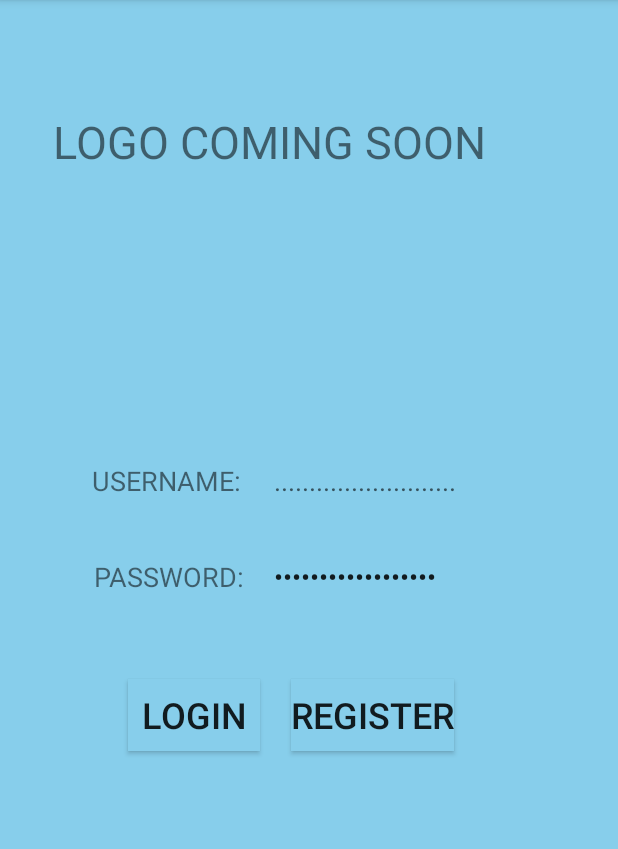
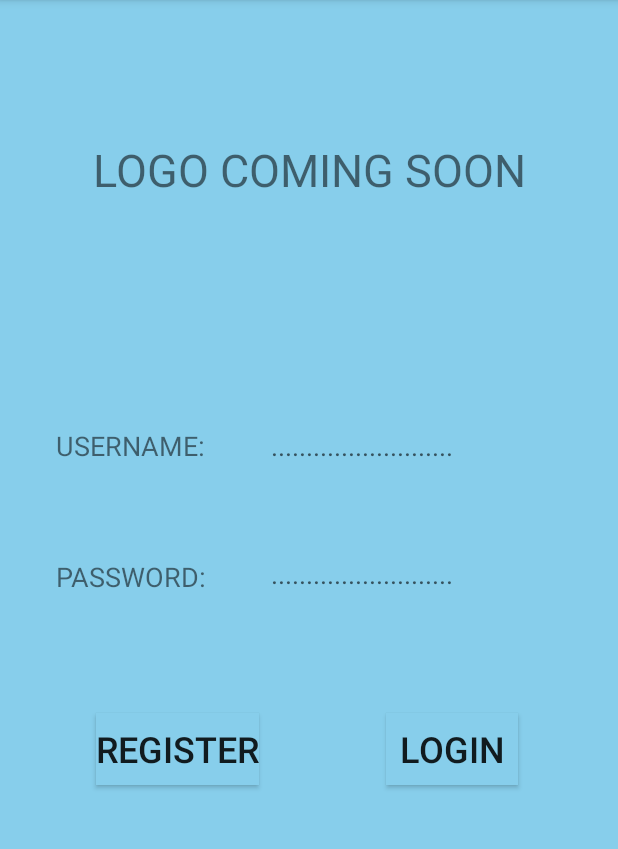
Before and after one commit to hiltonharyono/TugasBesarPBP, an Android app: the screen it shows after launch (MainActivity), on a phone screen of 412 x 824 dp, the part 84-933 px from its top. Run offline under Robolectric (Android 15) with nearby library versions, the phone set to English and light mode, and no system bars.

Commit message:
design xml

```diff
--- a/app/src/main/res/layout/activity_main.xml
+++ b/app/src/main/res/layout/activity_main.xml
@@ -5,89 +5,128 @@
     android:layout_width="match_parent"
     android:layout_height="match_parent"
     android:background="#87CEEB"
-    tools:context=".MainActivity">
+    tools:context=".MainActivity"
+    tools:layout_editor_absoluteY="25dp">
 
     <TextView
         android:id="@+id/TxtUsername"
         android:layout_width="wrap_content"
         android:layout_height="wrap_content"
-        android:layout_marginBottom="39dp"
-        android:layout_marginEnd="21dp"
+        android:layout_marginBottom="8dp"
+        android:layout_marginEnd="8dp"
+        android:layout_marginStart="8dp"
+        android:layout_marginTop="8dp"
         android:text="USERNAME:"
         android:textSize="18sp"
-        app:layout_constraintBottom_toTopOf="@+id/etPassword"
-        app:layout_constraintEnd_toStartOf="@+id/etUsername" />
+        app:layout_constraintBottom_toBottomOf="parent"
+        app:layout_constraintEnd_toEndOf="parent"
+        app:layout_constraintHorizontal_bias="0.099"
+        app:layout_constraintStart_toStartOf="parent"
+        app:layout_constraintTop_toTopOf="parent"
+        app:layout_constraintVertical_bias="0.38" />
 
     <TextView
         android:id="@+id/etPassword"
         android:layout_width="wrap_content"
         android:layout_height="wrap_content"
-        android:layout_marginEnd="19dp"
+        android:layout_marginBottom="8dp"
+        android:layout_marginEnd="8dp"
+        android:layout_marginStart="8dp"
+        android:layout_marginTop="8dp"
         android:text="PASSWORD:"
         android:textSize="18sp"
-        app:layout_constraintBaseline_toBaselineOf="@+id/etPassword"
-        app:layout_constraintEnd_toStartOf="@+id/etPassword" />
+        app:layout_constraintBottom_toBottomOf="parent"
+        app:layout_constraintEnd_toEndOf="parent"
+        app:layout_constraintHorizontal_bias="0.1"
+        app:layout_constraintStart_toStartOf="parent"
+        app:layout_constraintTop_toTopOf="parent" />
 
     <EditText
         android:id="@+id/etUsername"
         android:layout_width="wrap_content"
         android:layout_height="wrap_content"
-        android:layout_marginEnd="16dp"
+        android:layout_marginBottom="8dp"
+        android:layout_marginEnd="8dp"
+        android:layout_marginStart="8dp"
+        android:layout_marginTop="8dp"
         android:background="#87CEEB"
         android:ems="10"
         android:hint=".........................."
         android:inputType="textPersonName"
-        app:layout_constraintBaseline_toBaselineOf="@+id/TxtUsername"
+        app:layout_constraintBottom_toBottomOf="parent"
         app:layout_constraintEnd_toEndOf="parent"
-        tools:text=".................." />
+        app:layout_constraintHorizontal_bias="0.947"
+        app:layout_constraintStart_toStartOf="parent"
+        app:layout_constraintTop_toTopOf="parent"
+        app:layout_constraintVertical_bias="0.38" />
 
     <EditText
         android:id="@+id/etPassword"
         android:layout_width="wrap_content"
-        android:layout_height="wrap_content"
-        android:layout_marginEnd="16dp"
+        android:layout_height="21dp"
+        android:layout_marginBottom="8dp"
+        android:layout_marginEnd="8dp"
+        android:layout_marginStart="8dp"
+        android:layout_marginTop="8dp"
         android:background="#87CEEB"
         android:ems="10"
         android:hint=".........................."
         android:inputType="textPassword"
-        android:text=".................."
         app:layout_constraintBottom_toBottomOf="parent"
         app:layout_constraintEnd_toEndOf="parent"
+        app:layout_constraintHorizontal_bias="0.947"
+        app:layout_constraintStart_toStartOf="parent"
         app:layout_constraintTop_toTopOf="parent" />
 
     <Button
         android:id="@+id/Login"
         android:layout_width="wrap_content"
         android:layout_height="wrap_content"
-        android:layout_marginEnd="9dp"
+        android:layout_marginBottom="8dp"
+        android:layout_marginEnd="8dp"
+        android:layout_marginStart="8dp"
+        android:layout_marginTop="8dp"
         android:background="#87CEEB"
         android:text="Login"
         android:textSize="24sp"
-        app:layout_constraintBaseline_toBaselineOf="@+id/Register"
-        app:layout_constraintEnd_toStartOf="@+id/etPassword" />
+        app:layout_constraintBottom_toBottomOf="parent"
+        app:layout_constraintEnd_toEndOf="parent"
+        app:layout_constraintHorizontal_bias="0.81"
+        app:layout_constraintStart_toStartOf="parent"
+        app:layout_constraintTop_toTopOf="parent"
+        app:layout_constraintVertical_bias="0.664" />
 
     <Button
         android:id="@+id/Register"
         android:layout_width="wrap_content"
         android:layout_height="wrap_content"
-        android:layout_marginEnd="112dp"
-        android:layout_marginStart="111dp"
-        android:layout_marginTop="56dp"
+        android:layout_marginBottom="8dp"
+        android:layout_marginEnd="8dp"
+        android:layout_marginStart="8dp"
+        android:layout_marginTop="8dp"
         android:background="#87CEEB"
         android:text="Register"
         android:textSize="24sp"
+        app:layout_constraintBottom_toBottomOf="parent"
         app:layout_constraintEnd_toEndOf="parent"
-        app:layout_constraintStart_toStartOf="@+id/Login"
-        app:layout_constraintTop_toBottomOf="@+id/etPassword" />
+        app:layout_constraintHorizontal_bias="0.196"
+        app:layout_constraintStart_toStartOf="parent"
+        app:layout_constraintTop_toTopOf="parent"
+        app:layout_constraintVertical_bias="0.664" />
 
     <TextView
         android:id="@+id/textView18"
         android:layout_width="wrap_content"
         android:layout_height="wrap_content"
-        android:layout_marginStart="35dp"
-        android:layout_marginTop="74dp"
+        android:layout_marginBottom="8dp"
+        android:layout_marginEnd="8dp"
+        android:layout_marginStart="8dp"
+        android:layout_marginTop="8dp"
         android:text="LOGO COMING SOON"
         android:textSize="30sp"
+        app:layout_constraintBottom_toBottomOf="parent"
+        app:layout_constraintEnd_toEndOf="parent"
         app:layout_constraintStart_toStartOf="parent"
-        app:layout_constraintTop_toTopOf="parent" />
+        app:layout_constraintTop_toTopOf="parent"
+        app:layout_constraintVertical_bias="0.119" />
 </android.support.constraint.ConstraintLayout>
```
